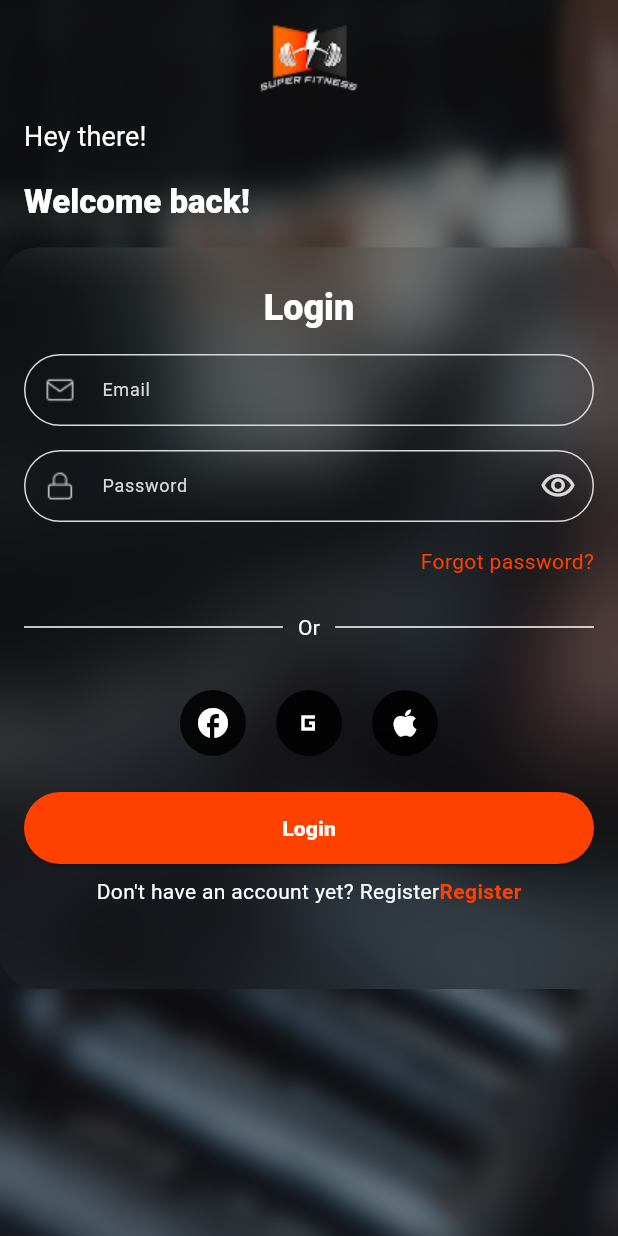
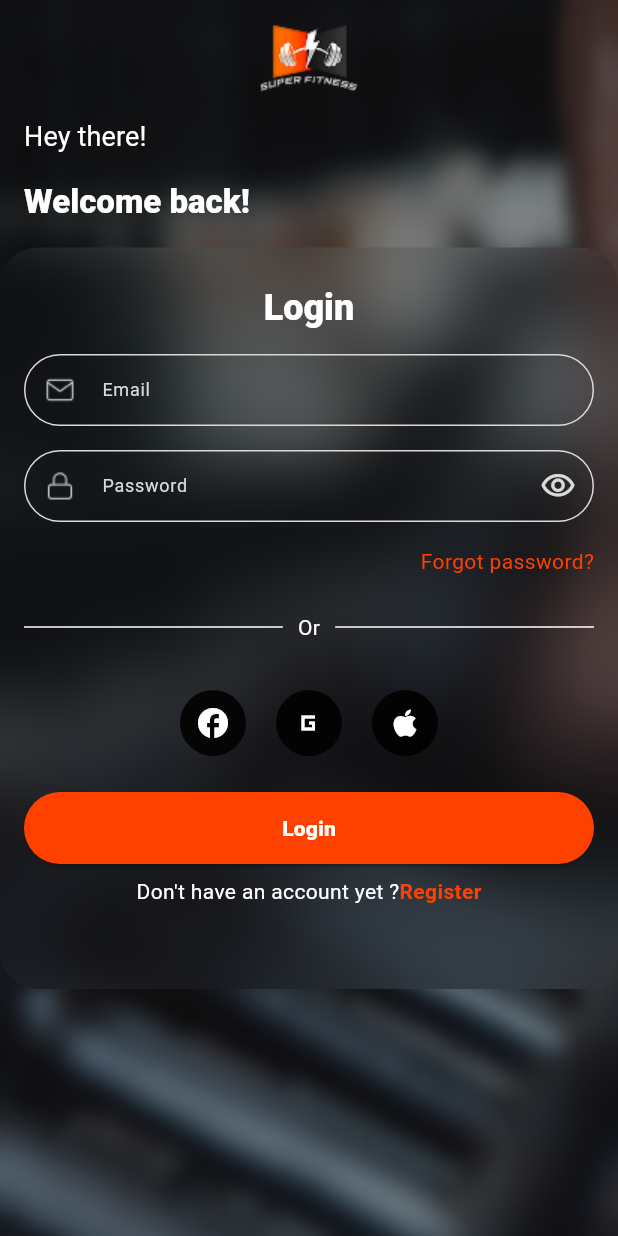
Before and after one commit to Mariam2572/fitness_app, a Flutter app: the LoginScreen screen opened by its route, on a phone screen of 412 x 824 dp. Run offline on Flutter 3.47's test engine with Material 3 defaults, Android fonts, the phone set to English and light mode, and no system bars; our stand-ins replace bloc, dio, equatable, flutter_bloc, flutter_secure_storage, flutter_svg and 6 more; accounts and stored records are empty; generated files the repository leaves out were written again; Roboto replaces fonts that are missing (Baloo Thambi 2).

```diff
--- a/lib/l10n/app_localizations.dart
+++ b/lib/l10n/app_localizations.dart
@@ -341,7 +341,7 @@ abstract class AppLocalizations {
   /// No description provided for @dontHaveAccount.
   ///
   /// In en, this message translates to:
-  /// **'Don\'t have an account yet? Register'**
+  /// **'Don\'t have an account yet ?'**
   String get dontHaveAccount;
 
   /// No description provided for @disciplineQuote.
--- a/lib/l10n/app_localizations_en.dart
+++ b/lib/l10n/app_localizations_en.dart
@@ -130,7 +130,7 @@ class AppLocalizationsEn extends AppLocalizations {
   String get profile => 'Profile';
 
   @override
-  String get dontHaveAccount => 'Don\'t have an account yet? Register';
+  String get dontHaveAccount => 'Don\'t have an account yet ?';
 
   @override
   String get disciplineQuote => 'the price of excellence \n is discipline';
```
Also changed, not shown: lib/core/api_manager/dio_module.dart (line endings or trailing spaces).
